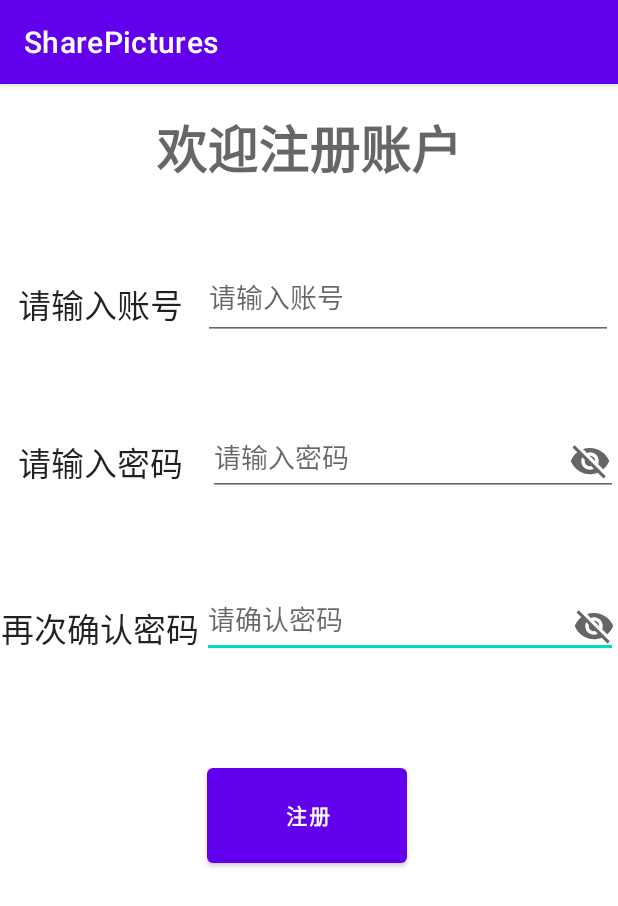
After one commit to nonthen/SharePictures, an Android app: the SignupActivity screen opened directly, with no data from a screen before it, on a phone screen of 412 x 824 dp. The commit adds this screen. Shown: the top 906 px of the screen. Run offline under Robolectric (Android 15) with nearby library versions, the phone set to English and light mode, and no system bars.

Commit message:
实现用户登陆与注册功能

```diff
--- a/app/src/main/AndroidManifest.xml
+++ b/app/src/main/AndroidManifest.xml
@@ -17,6 +17,7 @@
             </intent-filter>
         </activity>
         <activity android:name=".MainActivity" />
+        <activity android:name=".SignupActivity" />
 
     </application>
 
--- /dev/null
+++ b/app/src/main/java/com/example/sharepictures/Database.java
@@ -0,0 +1,36 @@
+package com.example.sharepictures;
+
+import android.content.Context;
+import android.database.sqlite.SQLiteDatabase;
+import android.database.sqlite.SQLiteOpenHelper;
+import android.widget.Toast;
+
+import androidx.annotation.Nullable;
+
+public class Database extends SQLiteOpenHelper {
+
+    public static final String CREATE_FORM="create table userData ("
+            + "id text, "
+            +"password text)";//创建表的语句
+    private Context mContext;
+
+    public Database(@Nullable Context context, @Nullable String name, @Nullable SQLiteDatabase.CursorFactory factory, int version) {
+
+        super(context, name, factory, version);
+
+        mContext=context;
+
+    }
+
+    @Override
+    public void onCreate(SQLiteDatabase db) {
+        db.execSQL(CREATE_FORM);//执行创建表的语句
+        Toast.makeText(mContext,"表创建成功", Toast.LENGTH_SHORT).show();
+    }
+
+    //在原来的软件上更新会从这里开始，不卸载在线更新（但在这里，没有设计对数据库中的表进行更新，所以下面这个方法直接为空）
+    @Override
+    public void onUpgrade(SQLiteDatabase db, int oldVersion, int newVersion) {
+
+    }
+}
--- /dev/null
+++ b/app/src/main/res/layout/signupactivity.xml
@@ -0,0 +1,163 @@
+<?xml version="1.0" encoding="utf-8"?>
+<androidx.constraintlayout.widget.ConstraintLayout xmlns:android="http://schemas.android.com/apk/res/android"
+    xmlns:app="http://schemas.android.com/apk/res-auto"
+    xmlns:tools="http://schemas.android.com/tools"
+    android:layout_width="match_parent"
+    android:layout_height="match_parent">
+
+
+    <EditText
+        android:id="@+id/Password2"
+        style="@android:style/Widget.DeviceDefault.EditText"
+        android:layout_width="277dp"
+        android:layout_height="51dp"
+        android:ems="10"
+        android:hint="请确认密码"
+        android:inputType="textPassword"
+        app:layout_constraintBottom_toBottomOf="parent"
+        app:layout_constraintEnd_toEndOf="parent"
+        app:layout_constraintHorizontal_bias="1.0"
+        app:layout_constraintStart_toStartOf="@+id/srpassword2"
+        app:layout_constraintTop_toBottomOf="@+id/NumberSignup"
+        app:layout_constraintVertical_bias="0.294" />
+
+    <TextView
+        android:id="@+id/srpassword2"
+        android:layout_width="133dp"
+        android:layout_height="50dp"
+        android:gravity="center"
+        android:text="再次确认密码"
+        android:textAppearance="@style/TextAppearance.AppCompat.Large"
+        android:visibility="visible"
+        app:layout_constraintBottom_toBottomOf="parent"
+        app:layout_constraintEnd_toEndOf="parent"
+        app:layout_constraintHorizontal_bias="0.0"
+        app:layout_constraintStart_toStartOf="parent"
+        app:layout_constraintTop_toTopOf="parent"
+        app:layout_constraintVertical_bias="0.471"
+        tools:visibility="visible" />
+
+    <TextView
+        android:id="@+id/srpassword1"
+        android:layout_width="133dp"
+        android:layout_height="50dp"
+        android:gravity="center"
+        android:text="请输入密码"
+        android:textAppearance="@style/TextAppearance.AppCompat.Large"
+        android:visibility="visible"
+        app:layout_constraintBottom_toBottomOf="parent"
+        app:layout_constraintEnd_toEndOf="parent"
+        app:layout_constraintHorizontal_bias="0.0"
+        app:layout_constraintStart_toStartOf="parent"
+        app:layout_constraintTop_toTopOf="parent"
+        app:layout_constraintVertical_bias="0.317"
+        tools:visibility="visible" />
+
+    <TextView
+        android:id="@+id/signup"
+        android:layout_width="match_parent"
+        android:layout_height="85dp"
+        android:gravity="center"
+        android:text="欢迎注册账户"
+        android:textAppearance="@style/TextAppearance.AppCompat.Display1"
+        android:textStyle="bold"
+        app:layout_constraintBottom_toBottomOf="parent"
+        app:layout_constraintEnd_toEndOf="parent"
+        app:layout_constraintHorizontal_bias="0.0"
+        app:layout_constraintStart_toStartOf="parent"
+        app:layout_constraintTop_toTopOf="parent"
+        app:layout_constraintVertical_bias="0.0" />
+
+    <TextView
+        android:id="@+id/zhanghao"
+        android:layout_width="133dp"
+        android:layout_height="50dp"
+        android:gravity="center"
+        android:text="请输入账号"
+        android:textAppearance="@style/TextAppearance.AppCompat.Large"
+        android:visibility="visible"
+        app:layout_constraintBottom_toBottomOf="parent"
+        app:layout_constraintEnd_toEndOf="parent"
+        app:layout_constraintHorizontal_bias="0.0"
+        app:layout_constraintStart_toStartOf="parent"
+        app:layout_constraintTop_toTopOf="parent"
+        app:layout_constraintVertical_bias="0.17"
+        tools:visibility="visible" />
+
+    <EditText
+        android:id="@+id/Password1"
+        style="@android:style/Widget.DeviceDefault.EditText"
+        android:layout_width="273dp"
+        android:layout_height="52dp"
+        android:layout_marginStart="132dp"
+        android:layout_marginLeft="132dp"
+        android:ems="10"
+        android:hint="请输入密码"
+        android:inputType="textPassword"
+        app:layout_constraintBottom_toTopOf="@+id/Password2"
+        app:layout_constraintEnd_toEndOf="parent"
+        app:layout_constraintHorizontal_bias="1.0"
+        app:layout_constraintStart_toStartOf="@+id/srpassword1"
+        app:layout_constraintTop_toTopOf="parent"
+        app:layout_constraintVertical_bias="0.798" />
+
+    <EditText
+        android:id="@+id/NumberSignup"
+        style="@android:style/Widget.DeviceDefault.EditText"
+        android:layout_width="273dp"
+        android:layout_height="57dp"
+        android:layout_marginStart="132dp"
+        android:layout_marginLeft="132dp"
+        android:layout_marginTop="28dp"
+        android:ems="10"
+        android:hint="请输入账号"
+        android:inputType="numberSigned"
+        app:layout_constraintBottom_toTopOf="@+id/srpassword1"
+        app:layout_constraintEnd_toEndOf="parent"
+        app:layout_constraintStart_toStartOf="@+id/zhanghao"
+        app:layout_constraintTop_toBottomOf="@+id/signup"
+        app:layout_constraintVertical_bias="0.0" />
+
+    <ImageView
+        android:id="@+id/imageView2"
+        android:layout_width="32dp"
+        android:layout_height="28dp"
+        android:layout_marginStart="236dp"
+        android:layout_marginLeft="236dp"
+        app:layout_constraintBottom_toBottomOf="@+id/Password2"
+        app:layout_constraintEnd_toEndOf="parent"
+        app:layout_constraintHorizontal_bias="1.0"
+        app:layout_constraintStart_toStartOf="@+id/Password2"
+        app:layout_constraintTop_toTopOf="@+id/Password2"
+        app:layout_constraintVertical_bias="0.689"
+        app:srcCompat="@drawable/ic_baseline_visibility_off_24"
+        tools:ignore="VectorDrawableCompat" />
+
+    <ImageView
+        android:id="@+id/imageView1"
+        android:layout_width="32dp"
+        android:layout_height="28dp"
+        app:layout_constraintBottom_toBottomOf="@+id/Password1"
+        app:layout_constraintEnd_toEndOf="parent"
+        app:layout_constraintHorizontal_bias="0.988"
+        app:layout_constraintStart_toEndOf="@+id/srpassword1"
+        app:layout_constraintTop_toTopOf="@+id/Password1"
+        app:layout_constraintVertical_bias="0.607"
+        app:srcCompat="@drawable/ic_baseline_visibility_off_24"
+        tools:ignore="VectorDrawableCompat" />
+
+    <Button
+        android:id="@+id/signupbutton"
+        android:layout_width="133dp"
+        android:layout_height="75dp"
+        android:text="注册"
+        android:textStyle="bold"
+        app:layout_constraintBottom_toBottomOf="parent"
+        app:layout_constraintEnd_toEndOf="parent"
+        app:layout_constraintHorizontal_bias="0.496"
+        app:layout_constraintStart_toStartOf="parent"
+        app:layout_constraintTop_toBottomOf="@+id/signup"
+        app:layout_constraintVertical_bias="0.6" />
+
+
+</androidx.constraintlayout.widget.ConstraintLayout>
--- a/app/src/main/res/values/strings.xml
+++ b/app/src/main/res/values/strings.xml
@@ -9,4 +9,5 @@
 <!--  获取登陆密码  -->
     <string name="login_remember_password">login_remember_password</string>
 <!--  获取是否记住密码  -->
+
 </resources>
```
Also changed, not shown: app/src/main/java/com/example/sharepictures/LoginActivity.java (+43 -2 lines), app/src/main/java/com/example/sharepictures/SignupActivity.java (added, +170 -0 lines), app/src/main/res/mipmap-mdpi/error1.jpg (added).
